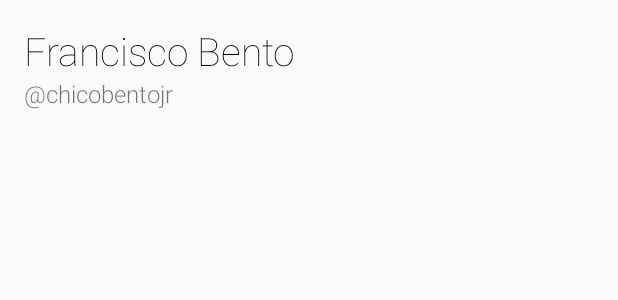
After one commit to chicobentojr/android-push-message, an Android app: the layout recycler_item_user.xml on its own in the app's theme, with its tools: preview values and no code run, on a phone screen of 412 x 824 dp. The commit adds this screen. Shown: the top 300 px of the screen. Run offline under Robolectric (Android 15) with nearby library versions, the phone set to English and light mode, and no system bars.

Commit message:
Implement the list of users
- Update the layout of MainActivity

```diff
--- a/app/src/main/AndroidManifest.xml
+++ b/app/src/main/AndroidManifest.xml
@@ -28,7 +28,7 @@
         </activity>
         <activity
             android:name=".activitys.MainActivity"
-            android:label="@string/app_name"
+            android:label="@string/main_activity_name"
             android:theme="@style/AppTheme.NoActionBar">
             <intent-filter>
                 <action android:name="android.intent.action.MAIN" />
--- a/app/src/main/java/br/com/chicobentojr/androidpushmessage/gcm/RegistrationIntentService.java
+++ b/app/src/main/java/br/com/chicobentojr/androidpushmessage/gcm/RegistrationIntentService.java
@@ -39,8 +39,6 @@ public class RegistrationIntentService extends IntentService {
 
                     user.RegistrationId = token;
 
-                    //preferences.edit().putBoolean("status", token != null && token.trim().length() > 0).apply();
-
                     registerUser(user);
                 }
             } catch (IOException e) {
@@ -50,9 +48,6 @@ public class RegistrationIntentService extends IntentService {
     }
 
     private void registerUser(User user) {
-
-        // TODO: Send the token to the webservice for save in a user from database
-
         User.register(user, new User.ApiListener() {
             @Override
             public void OnSuccess(User user) {
@@ -65,6 +60,7 @@ public class RegistrationIntentService extends IntentService {
             @Override
             public void OnError(VolleyError error) {
                 Log.i(LOG, "Happened an error with the registerUser method");
+                EventBus.getDefault().post(error);
             }
         });
     }
--- a/app/src/main/java/br/com/chicobentojr/androidpushmessage/utils/ApiRoutes.java
+++ b/app/src/main/java/br/com/chicobentojr/androidpushmessage/utils/ApiRoutes.java
@@ -8,7 +8,7 @@ public class ApiRoutes {
     private static final String BASE_URL = "http://androidpushmessage.apphb.com/";
 
     public static class USER {
-        public static final String USERS = BASE_URL + "api/users";
+        public static final String LIST_ALL = BASE_URL + "api/users";
         public static final String REGISTER = BASE_URL + "api/user/register";
     }
 }
--- /dev/null
+++ b/app/src/main/res/layout/recycler_item_user.xml
@@ -0,0 +1,28 @@
+<?xml version="1.0" encoding="utf-8"?>
+<LinearLayout xmlns:android="http://schemas.android.com/apk/res/android"
+    android:layout_width="match_parent"
+    android:layout_height="wrap_content"
+    android:background="?android:attr/selectableItemBackground"
+    android:clickable="true"
+    android:focusable="true"
+    android:orientation="vertical"
+    android:padding="@dimen/activity_horizontal_margin">
+
+    <TextView
+        android:id="@+id/txtName"
+        android:layout_width="match_parent"
+        android:layout_height="wrap_content"
+        android:fontFamily="@string/fontThin"
+        android:text="Francisco Bento"
+        android:textColor="@android:color/black"
+        android:textSize="26sp" />
+
+    <TextView
+        android:id="@+id/txtLogin"
+        android:layout_width="match_parent"
+        android:layout_height="wrap_content"
+        android:fontFamily="@string/fontLight"
+        android:text="\@chicobentojr"
+        android:textSize="16sp" />
+
+</LinearLayout>
--- a/app/src/main/res/values/strings.xml
+++ b/app/src/main/res/values/strings.xml
@@ -4,7 +4,9 @@
     <string name="txtNameHint">Name</string>
     <string name="txtLoginHint">Login</string>
     <string name="fontLight">sans-serif-light</string>
+    <string name="fontThin">sans-serif-thin</string>
     <string name="login_activity_name">Login</string>
+    <string name="main_activity_name">Chat</string>
     <string name="name_empty_error">Name is a required field</string>
     <string name="login_empty_error">Login is a required field</string>
 
```
Also changed, not shown: app/src/main/java/br/com/chicobentojr/androidpushmessage/activitys/LoginActivity.java (+38 -2 lines), app/src/main/java/br/com/chicobentojr/androidpushmessage/activitys/MainActivity.java (+92 -35 lines), app/src/main/java/br/com/chicobentojr/androidpushmessage/models/User.java (+36 -0 lines), app/src/main/res/layout/content_main.xml (+5 -10 lines).
